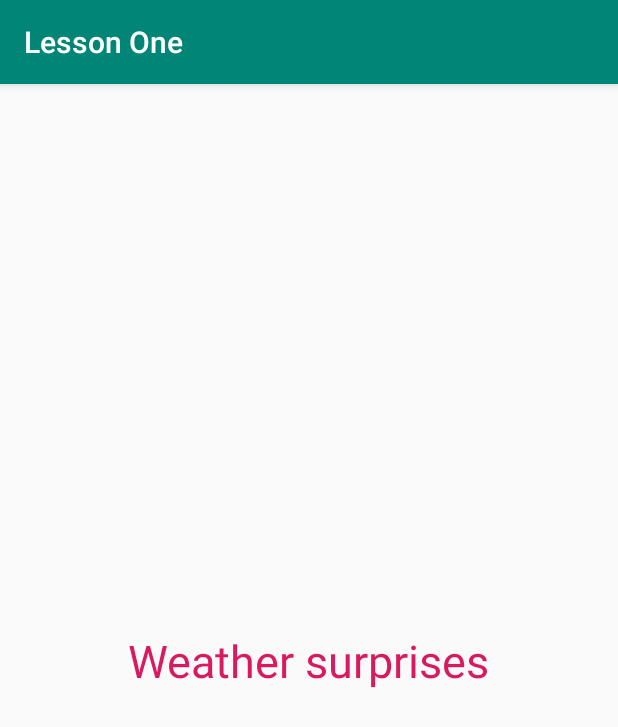
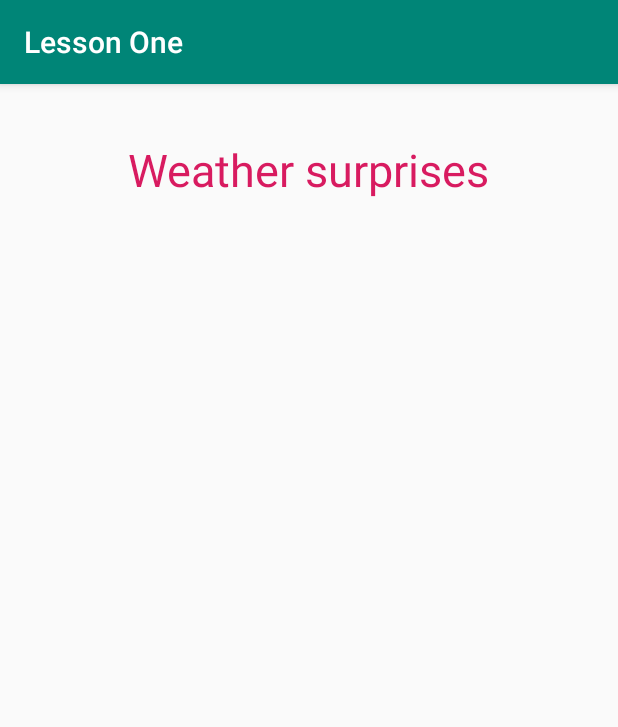
Before and after one commit to siporqueno/android1, an Android app: the screen it shows after launch (MainActivity), on a phone screen of 412 x 824 dp. Shown: the top 727 px of the screen. Run offline under Robolectric (Android 15) with nearby library versions, the light colour scheme and no system bars.

Commit message:
Moved the text "Weather surprises" to the top.

```diff
--- a/app/src/main/res/layout/activity_main.xml
+++ b/app/src/main/res/layout/activity_main.xml
@@ -10,11 +10,12 @@
         android:layout_width="wrap_content"
         android:layout_height="wrap_content"
         android:text="@string/hello"
+        android:textColor="@color/colorAccent"
         android:textSize="30sp"
-        android:textColor="@color/colorAccent"
         app:layout_constraintBottom_toBottomOf="parent"
         app:layout_constraintLeft_toLeftOf="parent"
         app:layout_constraintRight_toRightOf="parent"
-        app:layout_constraintTop_toTopOf="parent" />
+        app:layout_constraintTop_toTopOf="parent"
+        app:layout_constraintVertical_bias="0.050" />
 
 </android.support.constraint.ConstraintLayout>
```
